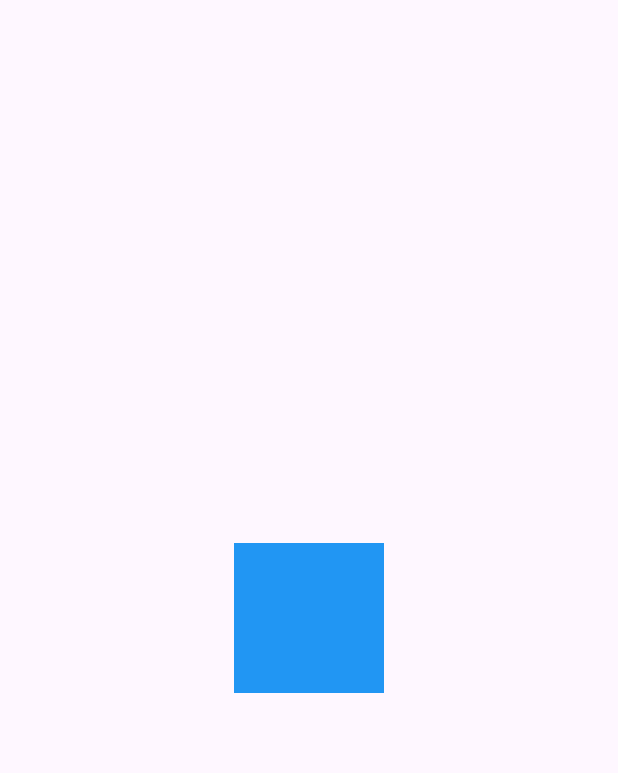
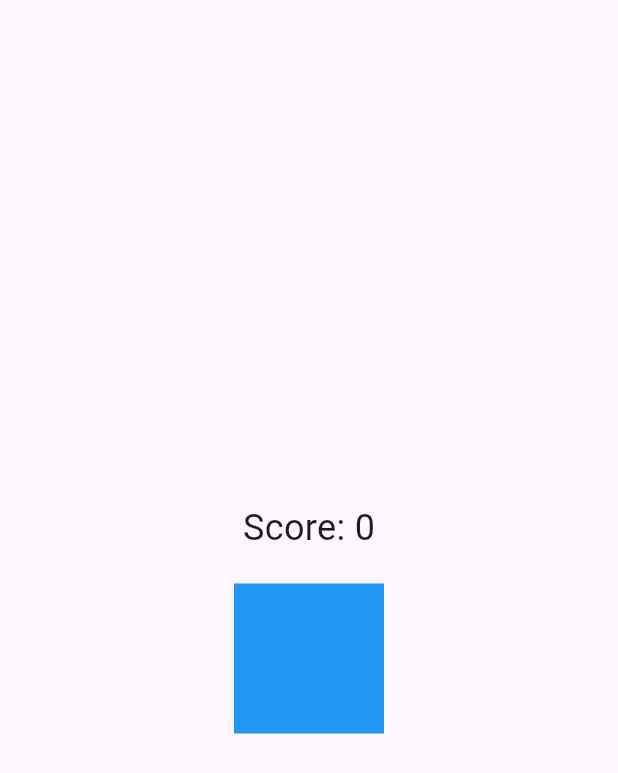
Before and after one commit to Tharmi1305/tap-the-box-game, a Flutter app: the screen it shows after launch, on a phone screen of 412 x 824 dp. Shown: the top 773 px of the screen. Run offline on Flutter 3.47's test engine with Material 3 defaults, Android fonts, the phone set to English and light mode, and no system bars.

Commit message:
Display score on screen using Text widget

```diff
--- a/lib/main.dart
+++ b/lib/main.dart
@@ -32,7 +32,17 @@ class _GameScreenState extends State<GameScreen> {
   Widget build(BuildContext context) {
     return Scaffold(
       body: Center(
-        child: GestureDetector(
+        child: Column(
+          mainAxisAlignment: MainAxisAlignment.center,
+          children: [
+            Text(
+              "Score: $score",
+              style: const TextStyle(fontSize: 24),
+            ),
+
+            const SizedBox(height: 20),
+
+            GestureDetector(
               onTap:(){
                 setState(() {
                   score++;
@@ -44,7 +54,10 @@ class _GameScreenState extends State<GameScreen> {
                 color: Colors.blue,
               ),
             ),
+          ],
         ),
+      ),
+
     );
   }
 }
```
Lines whose indentation alone changed are shown as unchanged.
